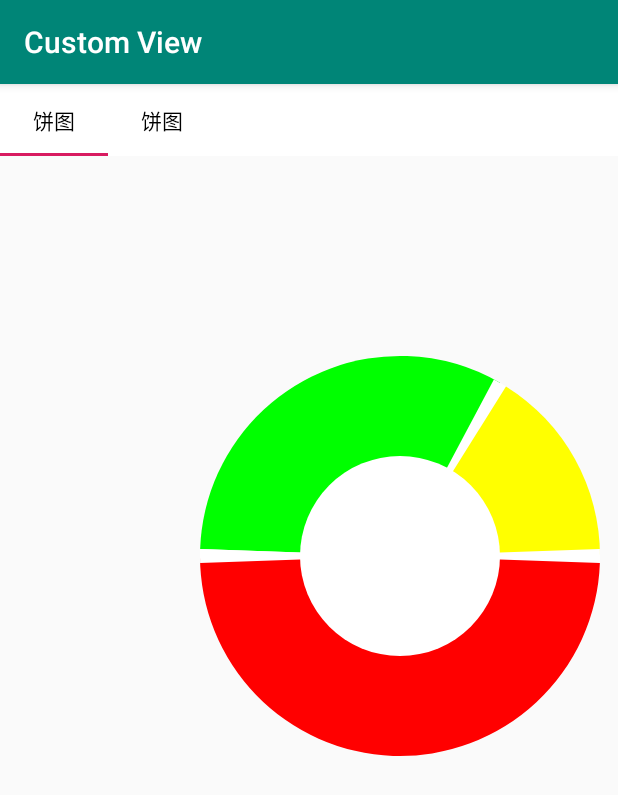
After one commit to woniuJie/Custom-view, an Android app: the DrawOneActivity screen opened directly, with no data from a screen before it, on a phone screen of 412 x 824 dp. The commit adds this screen. Shown: the top 795 px of the screen. Run offline under Robolectric (Android 15) with nearby library versions, the phone set to English and light mode, and no system bars.

Commit message:
增加饼图

```diff
--- a/app/build.gradle
+++ b/app/build.gradle
@@ -22,6 +22,7 @@ android {
 dependencies {
     implementation fileTree(dir: 'libs', include: ['*.jar'])
     implementation 'androidx.appcompat:appcompat:1.1.0'
+    implementation 'com.google.android.material:material:1.0.0-rc01'
     implementation 'androidx.constraintlayout:constraintlayout:1.1.3'
     testImplementation 'junit:junit:4.12'
     androidTestImplementation 'androidx.test:runner:1.2.0'
--- a/app/src/main/AndroidManifest.xml
+++ b/app/src/main/AndroidManifest.xml
@@ -9,6 +9,7 @@
         android:roundIcon="@mipmap/ic_launcher_round"
         android:supportsRtl="true"
         android:theme="@style/AppTheme">
+        <activity android:name=".draw1.DrawOneActivity"></activity>
         <activity android:name=".MainActivity">
             <intent-filter>
                 <action android:name="android.intent.action.MAIN" />
--- a/app/src/main/java/com/zsj/customview/MainActivity.java
+++ b/app/src/main/java/com/zsj/customview/MainActivity.java
@@ -1,14 +1,33 @@
 package com.zsj.customview;
 
+import androidx.annotation.LayoutRes;
+import androidx.annotation.StringRes;
 import androidx.appcompat.app.AppCompatActivity;
+import androidx.fragment.app.Fragment;
+import androidx.fragment.app.FragmentPagerAdapter;
+import androidx.viewpager.widget.ViewPager;
 
+import android.content.Intent;
 import android.os.Bundle;
+import android.view.View;
+
+import com.zsj.customview.draw1.DrawOneActivity;
 
 public class MainActivity extends AppCompatActivity {
+
 
     @Override
     protected void onCreate(Bundle savedInstanceState) {
         super.onCreate(savedInstanceState);
         setContentView(R.layout.activity_main);
+
+
     }
+
+    public void onDrawOne(View view) {
+        Intent intent = new Intent(MainActivity.this, DrawOneActivity.class);
+        startActivity(intent);
+    }
+
+
 }
--- /dev/null
+++ b/app/src/main/java/com/zsj/customview/draw1/DrawOneActivity.java
@@ -0,0 +1,73 @@
+package com.zsj.customview.draw1;
+
+import androidx.annotation.LayoutRes;
+import androidx.annotation.StringRes;
+import androidx.appcompat.app.AppCompatActivity;
+import androidx.fragment.app.Fragment;
+import androidx.fragment.app.FragmentPagerAdapter;
+import androidx.viewpager.widget.ViewPager;
+
+import android.os.Bundle;
+import android.view.Menu;
+
+import com.google.android.material.tabs.TabLayout;
+import com.zsj.customview.MainActivity;
+import com.zsj.customview.R;
+
+import java.util.ArrayList;
+import java.util.List;
+
+public class DrawOneActivity extends AppCompatActivity {
+    TabLayout tabLayout;
+    ViewPager pager;
+    List<PageModel> pageModels = new ArrayList<>();
+
+    {
+        pageModels.add(new PageModel(R.string.title_draw_color, R.layout.practice_color));
+        pageModels.add(new PageModel(R.string.title_draw_color, R.layout.practice_color));
+    }
+    @Override
+    protected void onCreate(Bundle savedInstanceState) {
+        super.onCreate(savedInstanceState);
+        setContentView(R.layout.activity_draw_one);
+        pager = (ViewPager) findViewById(R.id.pager);
+        pager.setAdapter(new FragmentPagerAdapter(getSupportFragmentManager()) {
+
+            @Override
+            public Fragment getItem(int position) {
+                PageModel pageModel = pageModels.get(position);
+                return PageFragment.newInstance(pageModel.practiceLayoutRes);
+            }
+
+            @Override
+            public int getCount() {
+                return pageModels.size();
+            }
+
+            @Override
+            public CharSequence getPageTitle(int position) {
+                return getString(pageModels.get(position).titleRes);
+            }
+        });
+
+        tabLayout = (TabLayout) findViewById(R.id.tabLayout);
+        tabLayout.setupWithViewPager(pager);
+    }
+
+    @Override
+    public boolean onCreateOptionsMenu(Menu menu) {
+        return super.onCreateOptionsMenu(menu);
+    }
+
+    private class PageModel {
+
+        @StringRes
+        int titleRes;
+        @LayoutRes int practiceLayoutRes;
+
+        PageModel(@StringRes int titleRes, @LayoutRes int practiceLayoutRes) {
+            this.titleRes = titleRes;
+            this.practiceLayoutRes = practiceLayoutRes;
+        }
+    }
+}
--- /dev/null
+++ b/app/src/main/java/com/zsj/customview/draw1/PageFragment.java
@@ -0,0 +1,46 @@
+package com.zsj.customview.draw1;
+
+import android.os.Bundle;
+import android.view.LayoutInflater;
+import android.view.View;
+import android.view.ViewGroup;
+import android.view.ViewStub;
+
+import androidx.annotation.LayoutRes;
+import androidx.annotation.Nullable;
+import androidx.fragment.app.Fragment;
+
+import com.zsj.customview.R;
+
+public class PageFragment extends Fragment {
+    @LayoutRes int practiceLayoutRes;
+
+    public static PageFragment newInstance( @LayoutRes int practiceLayoutRes) {
+        PageFragment fragment = new PageFragment();
+        Bundle args = new Bundle();
+        args.putInt("practiceLayoutRes", practiceLayoutRes);
+        fragment.setArguments(args);
+        return fragment;
+    }
+
+    @Nullable
+    @Override
+    public View onCreateView(LayoutInflater inflater, @Nullable ViewGroup container, @Nullable Bundle savedInstanceState) {
+        View view = inflater.inflate(R.layout.fragment_page, container, false);
+
+        ViewStub practiceStub = (ViewStub) view.findViewById(R.id.practiceStub);
+        practiceStub.setLayoutResource(practiceLayoutRes);
+        practiceStub.inflate();
+
+        return view;
+    }
+
+    @Override
+    public void onCreate(@Nullable Bundle savedInstanceState) {
+        super.onCreate(savedInstanceState);
+        Bundle args = getArguments();
+        if (args != null) {
+            practiceLayoutRes = args.getInt("practiceLayoutRes");
+        }
+    }
+}
--- /dev/null
+++ b/app/src/main/java/com/zsj/customview/draw1/view/BingTuView.java
@@ -0,0 +1,66 @@
+package com.zsj.customview.draw1.view;
+
+import android.content.Context;
+import android.graphics.Canvas;
+import android.graphics.Color;
+import android.graphics.Paint;
+import android.util.AttributeSet;
+import android.view.View;
+
+import androidx.annotation.Nullable;
+
+public class BingTuView extends View {
+    private Paint mPaint;
+
+
+    public BingTuView(Context context) {
+        super(context);
+        initPaint();
+
+    }
+
+    public BingTuView(Context context, @Nullable AttributeSet attrs) {
+        super(context, attrs);
+        initPaint();
+
+    }
+
+    public BingTuView(Context context, @Nullable AttributeSet attrs, int defStyleAttr) {
+        super(context, attrs, defStyleAttr);
+        initPaint();
+    }
+
+    public void initPaint() {
+        mPaint = new Paint();
+        mPaint.setColor(Color.GREEN);
+        mPaint.setStrokeWidth(30);
+        mPaint.setStyle(Paint.Style.FILL);
+        mPaint.setAntiAlias(true);
+    }
+
+    @Override
+    protected void onDraw(Canvas canvas) {
+        super.onDraw(canvas);
+
+        mPaint.setColor(Color.GREEN);
+        canvas.drawArc(200,200,600,600,-178,118,true,mPaint);
+        mPaint.setColor(Color.WHITE);
+        canvas.drawArc(200,200,600,600,-62,4,true,mPaint);
+
+
+        mPaint.setColor(Color.YELLOW);
+        canvas.drawArc(200,200,600,600,-58,58,true,mPaint);
+        mPaint.setColor(Color.WHITE);
+        canvas.drawArc(200,200,600,600,-2,4,true,mPaint);
+
+
+        mPaint.setColor(Color.RED);
+        canvas.drawArc(200,200,600,600,2,178,true,mPaint);
+        mPaint.setColor(Color.WHITE);
+        canvas.drawArc(200,200,600,600,178,4,true,mPaint);
+
+
+        mPaint.setColor(Color.WHITE);
+        canvas.drawCircle(400,400,100,mPaint);
+    }
+}
--- /dev/null
+++ b/app/src/main/res/layout/activity_draw_one.xml
@@ -0,0 +1,24 @@
+<?xml version="1.0" encoding="utf-8"?>
+<LinearLayout xmlns:android="http://schemas.android.com/apk/res/android"
+    xmlns:app="http://schemas.android.com/apk/res-auto"
+    xmlns:tools="http://schemas.android.com/tools"
+    android:layout_width="match_parent"
+    android:layout_height="match_parent"
+    tools:context=".draw1.DrawOneActivity"
+    android:orientation="vertical">
+
+    <com.google.android.material.tabs.TabLayout
+        android:id="@+id/tabLayout"
+
+        android:layout_width="match_parent"
+        android:layout_height="48dp"
+        android:background="@android:color/white"
+        app:tabTextAppearance="@android:style/TextAppearance.Widget.TabWidget"
+        app:tabMode="scrollable"
+        app:tabTextColor="@android:color/black"
+        />
+    <androidx.viewpager.widget.ViewPager
+        android:id="@+id/pager"
+        android:layout_width="match_parent"
+        android:layout_height="match_parent"/>
+</LinearLayout>
--- a/app/src/main/res/layout/activity_main.xml
+++ b/app/src/main/res/layout/activity_main.xml
@@ -1,18 +1,17 @@
 <?xml version="1.0" encoding="utf-8"?>
-<androidx.constraintlayout.widget.ConstraintLayout xmlns:android="http://schemas.android.com/apk/res/android"
+<LinearLayout xmlns:android="http://schemas.android.com/apk/res/android"
     xmlns:app="http://schemas.android.com/apk/res-auto"
     xmlns:tools="http://schemas.android.com/tools"
     android:layout_width="match_parent"
     android:layout_height="match_parent"
+    android:orientation="vertical"
+    android:gravity="center"
     tools:context=".MainActivity">
 
-    <TextView
+    <Button
         android:layout_width="wrap_content"
         android:layout_height="wrap_content"
-        android:text="Hello World!"
-        app:layout_constraintBottom_toBottomOf="parent"
-        app:layout_constraintLeft_toLeftOf="parent"
-        app:layout_constraintRight_toRightOf="parent"
-        app:layout_constraintTop_toTopOf="parent" />
+        android:text="Draw"
+        android:onClick="onDrawOne"/>
 
-</androidx.constraintlayout.widget.ConstraintLayout>
+</LinearLayout>
--- /dev/null
+++ b/app/src/main/res/layout/fragment_page.xml
@@ -0,0 +1,19 @@
+<?xml version="1.0" encoding="utf-8"?>
+<LinearLayout xmlns:android="http://schemas.android.com/apk/res/android"
+    android:layout_width="match_parent"
+    android:layout_height="match_parent"
+    android:orientation="vertical">
+
+
+
+    <RelativeLayout
+        android:layout_width="match_parent"
+        android:layout_height="0dp"
+        android:layout_weight="1">
+
+        <ViewStub
+            android:id="@+id/practiceStub"
+            android:layout_width="match_parent"
+            android:layout_height="match_parent" />
+    </RelativeLayout>
+</LinearLayout>
--- /dev/null
+++ b/app/src/main/res/layout/practice_color.xml
@@ -0,0 +1,7 @@
+<?xml version="1.0" encoding="utf-8"?>
+<com.zsj.customview.draw1.view.BingTuView xmlns:android="http://schemas.android.com/apk/res/android"
+    android:layout_width="match_parent"
+    android:layout_height="match_parent"
+    android:orientation="vertical">
+
+</com.zsj.customview.draw1.view.BingTuView>
--- /dev/null
+++ b/app/src/main/res/layout/sample_color.xml
@@ -0,0 +1,5 @@
+<?xml version="1.0" encoding="utf-8"?>
+<View xmlns:android="http://schemas.android.com/apk/res/android"
+    android:layout_width="match_parent"
+    android:layout_height="match_parent"
+    android:background="#FFFF00"/>
--- a/app/src/main/res/values/strings.xml
+++ b/app/src/main/res/values/strings.xml
@@ -1,3 +1,4 @@
 <resources>
     <string name="app_name">Custom View</string>
+    <string name="title_draw_color">饼图</string>
 </resources>
```
